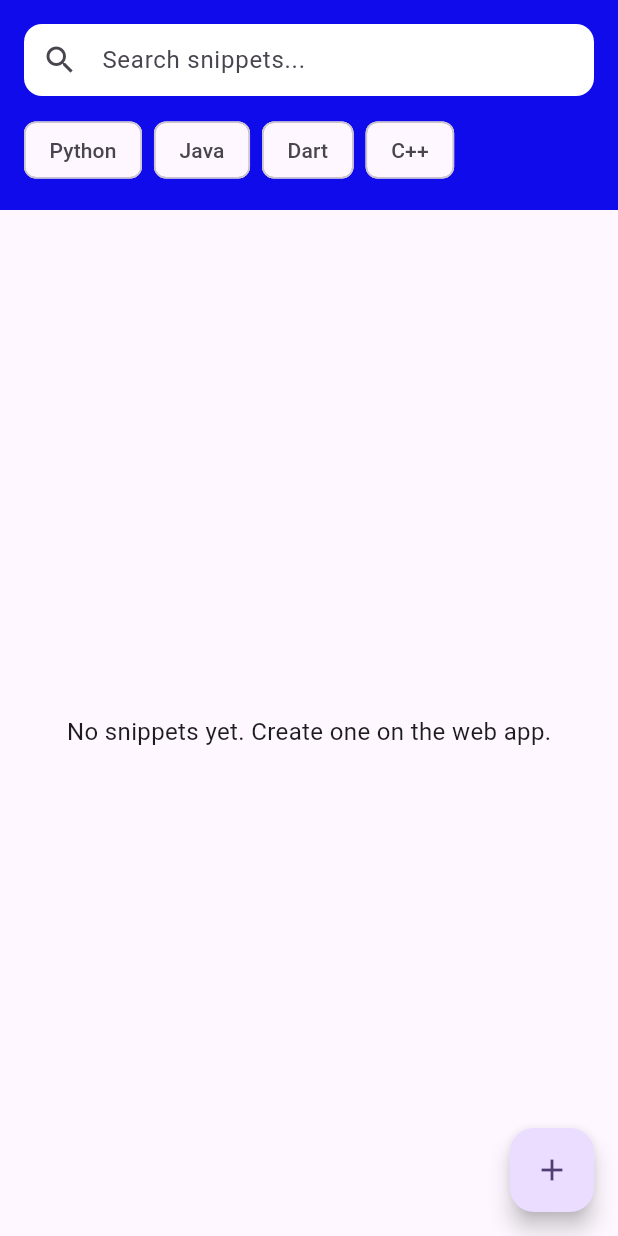
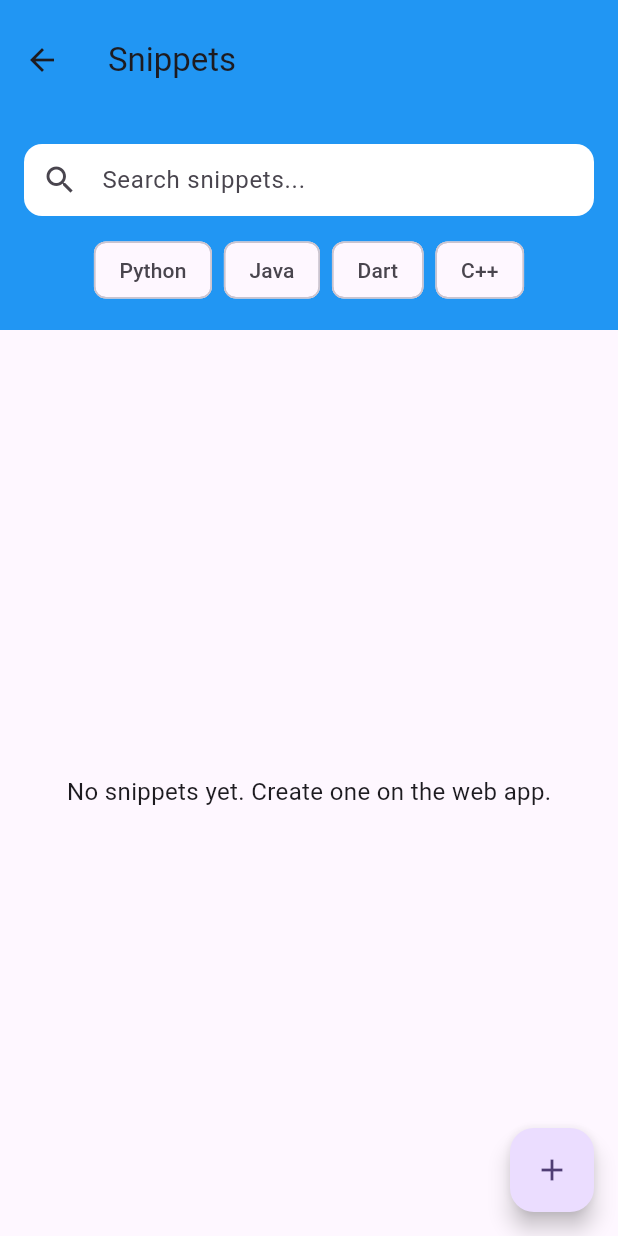
Before and after one commit to MalcolmOdu/gr11-codestaxh-fall-2025, a Flutter app: the SnippetListView screen opened directly, on a phone screen of 412 x 824 dp. Run offline on Flutter 3.47's test engine with Material 3 defaults, Android fonts, the phone set to English and light mode, and no system bars; our stand-ins replace cloud_firestore, firebase_core, flutter_highlight, flutter_riverpod, hive_ce, hive_ce_flutter; accounts and stored records are empty.

Commit message:
Added search and filter functionality, and modified UI

```diff
--- a/lib/controllers/snippet_notifier.dart
+++ b/lib/controllers/snippet_notifier.dart
@@ -1,5 +1,6 @@
 import 'package:flutter/foundation.dart' show kIsWeb;
 import 'package:flutter_riverpod/flutter_riverpod.dart';
+import 'package:flutter_riverpod/legacy.dart';
 import 'package:hive_ce_flutter/hive_flutter.dart';
 import 'package:codestaxh/models/snippet.dart';
 import 'package:cloud_firestore/cloud_firestore.dart';
@@ -125,3 +126,30 @@ class SnippetNotifier extends Notifier<List<Snippet>> {
 final snippetProvider = NotifierProvider<SnippetNotifier, List<Snippet>>(() {
   return SnippetNotifier();
 });
+
+// --- UI filtering state ---
+final snippetSearchProvider = StateProvider<String>((ref) => "");
+final snippetTagFilterProvider = StateProvider<Set<String>>((ref) => {});
+
+// --- Derived filtered list ---
+final filteredSnippetsProvider = Provider<List<Snippet>>((ref) {
+  final snippets = ref.watch(snippetProvider);
+  final search = ref.watch(snippetSearchProvider);
+  final tags = ref.watch(snippetTagFilterProvider);
+
+  final lowerTags = tags.map((t)=> t.toLowerCase()).toSet();
+
+  //ADD MORE SEARCH PARAMETERS HERE IF NECESSARY
+  return snippets.where((s) {
+    final matchesSearch = search.isEmpty ||
+        s.title.toLowerCase().contains(search.toLowerCase()) ||
+        s.code.toLowerCase().contains(search.toLowerCase()) ||
+        s.language.toLowerCase().contains(search.toLowerCase());
+
+    final matchesTags = tags.isEmpty || s.tags.map((t)=> t.toLowerCase()).any(lowerTags.contains);
+
+
+    return matchesSearch && matchesTags;
+  }).toList();
+}
+);
--- a/lib/views/snippet_view.dart
+++ b/lib/views/snippet_view.dart
@@ -2,7 +2,7 @@
 import 'package:flutter/material.dart';
 import 'package:flutter_riverpod/flutter_riverpod.dart';
 import '../controllers/snippet_controller.dart';
-import 'package:codestaxh/controllers/snippet_notifier.dart';
+import '../controllers/snippet_notifier.dart';
 import 'package:flutter_highlight/flutter_highlight.dart';
 import 'package:flutter_highlight/themes/github.dart';
 import 'package:codestaxh/views/detailed_view.dart';
@@ -14,60 +14,96 @@ class SnippetListView extends ConsumerWidget {
   @override
   Widget build(BuildContext context, WidgetRef ref) {
     final controller = SnippetController(ref);
-    final snippets = ref.watch(snippetProvider);
+    final filteredSnippets = ref.watch(filteredSnippetsProvider);
+
 
 
 
     return Scaffold(
-      body: SafeArea(
-        child: Column(
-          children: [
-            // ---------------- FILTER / SEARCH SECTION ----------------
-            Container(
-              width: double.infinity,
-              padding: const EdgeInsets.all(16),
-              color: const Color.fromARGB(255, 15, 11, 234),
-              child: Column(
-                crossAxisAlignment: CrossAxisAlignment.start,
-                children: [
-                  // --- SEARCH TEXTFIELD ---
-                  TextField(
+      appBar: AppBar(
+        title: const Text("Snippets"),
+        toolbarHeight: 140,
+        backgroundColor: Colors.blue,
+        bottom: PreferredSize(
+          preferredSize: const Size.fromHeight(80),
+          child: Padding(
+
+            padding: EdgeInsets.all(16.0),
+            child: Column(
+              children: [
+                // SEARCH BAR
+                SizedBox(
+                  width: double.infinity,
+
+                  child: TextField(
                     decoration: InputDecoration(
                       prefixIcon: const Icon(Icons.search),
                       hintText: "Search snippets...",
                       filled: true,
                       fillColor: Colors.white,
-                      contentPadding:
-                          const EdgeInsets.symmetric(vertical: 12),
+                      contentPadding: const EdgeInsets.symmetric(vertical: 12),
                       border: OutlineInputBorder(
                         borderRadius: BorderRadius.circular(12),
                         borderSide: BorderSide.none,
                       ),
                     ),
+                    onChanged: (value){
+                      ref.read(snippetSearchProvider.notifier).state = value;
+                    }
                   ),
+                ),
 
-                  const SizedBox(height: 12),
+          const SizedBox(height: 12),
 
-                  // --- TAG FILTER ROW ---
-                  Wrap(
-                    spacing: 8,
-                    runSpacing: 8,
-                    children: const [
-                      Chip(label: Text("Python")),
-                      Chip(label: Text("Java")),
-                      Chip(label: Text("Dart")),
-                      Chip(label: Text("C++")),
-                    ],
-                  ),
-                ],
-              ),
-            ),
+          // TAG FILTER, add filter implementation here
+          Wrap(
+            spacing: 8,
+            runSpacing: 8,
+            children: [
+              for (final lang in ["Python", "Java", "Dart", "C++"])
+                Consumer(
+                  builder: (context, ref, _) {
+                    final selected = ref.watch(snippetTagFilterProvider).contains(lang);
+
+                    return ChoiceChip(
+                      label: Text(lang),
+                      selected: selected,
+                      selectedColor: Colors.blue.shade200,
+                      onSelected: (_) {
+                        final tags = ref.read(snippetTagFilterProvider.notifier).state;
+                        print(tags);
+                        final newSet = Set<String>.from(tags);
+
+                        if (selected) {
+                          newSet.remove(lang);
+                        } else {
+                          newSet.add(lang);
+                        }
+
+                        ref.read(snippetTagFilterProvider.notifier).state = newSet;
+                      },
+                    );
+                  },
+                ),
+            ],
+          ),
+
+        ],
+      ),
+    ),
+  ),
+),
+
+
+      body: Center(
+        child: Column(
+          children: [
 
             const SizedBox(height: 12),
 
             // ---------------- SNIPPETS LIST ----------------
             Expanded(
-              child: snippets.isEmpty
+              child: filteredSnippets.isEmpty
                   ? const Center(
                       child: Text(
                         'No snippets yet. Create one on the web app.',
@@ -75,9 +111,9 @@ class SnippetListView extends ConsumerWidget {
                       ),
                     )
                   : ListView.builder(
-                      itemCount: snippets.length,
+                      itemCount: filteredSnippets.length,
                       itemBuilder: (context, i) {
-                        final s = snippets[i];
+                        final s = filteredSnippets[i];
 
                         // 3-line code preview
                         final preview =
@@ -191,9 +227,9 @@ class SnippetListView extends ConsumerWidget {
         onPressed: () {
           controller.addSnippet(
             title: 'New Snippet',
-            code: 'print("Hello, World!")',
-            language: 'Python',
-            tags: ["Python", "Example"],
+            code: 'print("test, World!")',
+            language: 'java',
+            tags: ["Python", "Java"],
             author: 'User',
           );
         },
```
